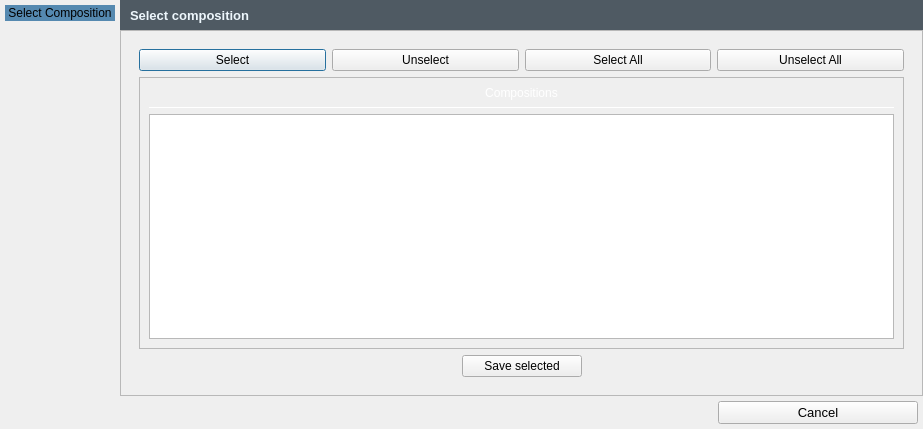
Before: the Qt Designer form Kompozycje/compositions_saver.ui in GIAPspzoo/GIAP_PolaMap_lite, drawn with Qt 5.
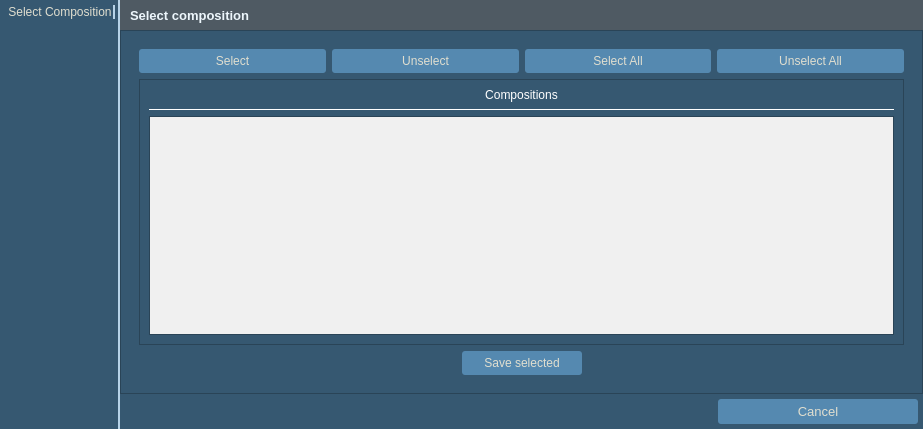
After: the same form once the commit is applied. Icons and pictures are not drawn.

Diff of the .ui file:
```diff
--- a/Kompozycje/compositions_saver.ui
+++ b/Kompozycje/compositions_saver.ui
@@ -36,7 +36,421 @@
     <normaloff>:/plugins/GIAP-giap_layout/icons/giap_logo.png</normaloff>:/plugins/GIAP-giap_layout/icons/giap_logo.png</iconset>
   </property>
   <property name="styleSheet">
-   <string notr="true"/>
+   <string notr="true">* {
+background-color: #365871;
+color:#E0DECF;
+font: 10pt &quot;Segoe UI&quot;;
+}
+QLabel{
+font: 10pt &quot;Segoe UI&quot;;
+color:#E0DECF;
+height: 35px;
+}
+QCheckBox::indicator {
+  width: 13px;
+    height: 13px;
+border: 0px solid #E0DECF;
+}
+QCheckBox::indicator:checked {
+ image: url(:/plugins/GIAP-PolaMap/icons/checked.png);
+  width: 13px;
+    height: 13px;
+}
+QCheckBox::indicator:unchecked {
+ image: url(:/plugins/GIAP-PolaMap/icons/unchecked.png);
+  width: 13px;
+    height: 13px;
+}
+
+QScrollBar:horizontal {
+    height: 15px;
+}
+QScrollBar::handle:horizontal {
+    background: #5589B0;
+    border-radius: 5px;
+    width: 10px;
+    margin: 2px 0 2px 0;
+}
+QScrollBar::add-line:horizontal, QScrollBar::sub-line:horizontal  {
+    border: 1px solid transparent;
+    background: transparent;
+    width: 12px;
+}
+ QScrollBar:vertical {
+     width: 15px;
+ }
+ QScrollBar::handle:vertical {
+     background: #5589B0;
+     height: 10px;
+     border-radius: 5px;
+         margin: 0px 2px 0px 2px;
+ }
+ QScrollBar::add-line:vertical{
+    border: 1px solid transparent;
+     background: transparent;
+     height: 12px;
+ }
+
+ QScrollBar::sub-line:vertical {
+      border: 1px solid transparent;
+     background: transparent;
+     height: 12px;
+ }
+
+QAbstractScrollArea::corner {
+ border: 1px solid transparent;
+width: 0px; 
+height: 0px;
+}
+
+QPushButton {
+padding: 5px;
+}
+
+QLineEdit, QTextEdit{
+border: 1px solid;
+border-radius:3px;
+border-color: #263c4e;
+background-color: #263c4e;
+}
+
+QLineEdit:focus{
+border: solid;
+border-style: solid;
+border-width: 1px;
+border-color: #E0DECF;
+}
+
+QPushButton {
+border: none;
+border-width: 1px;
+border-radius:3px;
+background-color: #5589B0;
+}
+QPushButton:checked {
+background-color: #5589B0;
+border: solid;
+border-width: 1px;
+border-color: #5589B0;
+}
+
+QPushButton:pressed {
+background-color: #5589B0;
+border: solid;
+border-width: 1px;
+border-color:#5589B0;
+}
+QPushButton:hover {
+background-color: #5589B0;
+border-radius: 3px;
+border: solid;
+border-style: solid;
+border-width: 1px;
+border-color: #E0DECF;
+}
+
+QToolButton {
+border: none;
+border-width: 1px;
+border-radius:3px;
+background-color: #5589B0;
+}
+
+QToolButton:checked {
+background-color: #5589B0;
+border: solid;
+border-width: 1px;
+border-color: #5589B0;
+}
+QToolButton:hover {
+background-color: #5589B0;
+border-radius: 3px;
+border: solid;
+border-style: solid;
+border-width: 1px;
+border-color: #E0DECF;
+}
+
+
+QToolButton:pressed {
+background-color: #5589B0;
+border: solid;
+border-width: 1px;
+border-color:#5589B0;
+}
+
+QToolButton::menu, QToolButton::menu-button {
+background-color: #263C4E;
+border: solid;
+border-width: 1px;
+border-color: #5589B0;
+}
+
+QMenu::item:selected {
+background-color:  #5589B0;
+}
+
+QComboBox QListView{
+selection-background-color:  #5589B0;
+    color: #E0DECF;
+     padding: 2px;
+}
+
+QComboBox:editable {
+border: 0px solid #5589B0;
+border-radius: 3px;
+background-color: #263c4e;
+padding: 0px 0px 0px 3px;
+}
+
+QComboBox:editable:focus{
+border: solid;
+border-style: solid;
+border-width: 1px;
+border-color: #E0DECF;
+}
+
+QComboBox:!editable {
+border: 0px solid #5589B0;
+border-radius: 3px;
+background-color: #263c4e;
+padding:0px 3px 0px 3px;
+}
+
+QComboBox:!editable:on {
+background-color: #263c4e;
+border: solid;
+border-width: 1px;
+border-color: #365871;
+padding:0px 5px 0px 3px;
+}
+
+QComboBox::drop-down {
+border-left: solid;
+border-width: 0px;
+background-color: #263c4e;
+border-radius: 3px;
+}
+QComboBox::drop-down:editable:on {
+background-color:#263c4e;
+border: solid;
+border-width: 1px;
+border-color: #263c4e;
+}
+
+QComboBox::drop-down:!editable:on {
+background-color: #263c4e;
+}
+
+QComboBox::down-arrow {
+        image:  url(:/plugins/GIAP-PolaMap/icons/branch-open.png);
+    width: 18px;
+    height: 28px;
+}
+
+QComboBox::down-arrow:hover, QComboBox::down-arrow:pressed{
+border: solid;
+border-width: 0px;
+border-color: #E0DECF;
+border-radius: 3px;
+margin:0px 3px 0px -1px;
+}
+
+QToolTip {
+color:white;
+	font: 9pt &quot;Segoe UI&quot;;
+font-weight: normal;
+border-style: double;
+border: 0.1rem;
+border-radius: 0.3rem;
+background-color:#4F5A63;
+}
+
+Line {
+color: qlineargradient(spread:pad, x1:0, y1:1, x2:0, y2:0, stop:0 rgba(65, 97, 124, 255), stop:1 rgba(90, 135, 172, 255));
+}
+
+QTabBar::tab {
+border-top-left-radius: 3px;
+border-top-right-radius: 3px;
+padding:1px 0px 1px 0px;
+margin-top: 2px;
+color: #E0DECF;
+font-weight: 550;
+}
+
+QTabBar::tab:selected {
+border: 0rem solid;
+border-color:#5589B0;
+margin-bottom: 2px;
+border-bottom: 2px solid #E0DECF;
+font-weight: 650;
+color: #E0DECF;
+}
+QTabBar::tab:hover {
+border: 0rem solid;
+background: transparent;
+margin-bottom: 2px;
+border-bottom: 2px solid #E0DECF;
+font-weight: 650;
+}
+
+QTabBar::tab:!selected {
+border: 0rem solid;
+background: transparent;
+margin-bottom: 2px;
+border-bottom: 2px solid transparent;
+font-weight: 550;
+color: #B3B2A6;
+}
+QTabBar::tab:!selected:hover {
+border: 0rem solid;
+background: transparent;
+margin-bottom: 2px;
+border-bottom: 2px solid #E0DECF;
+font-weight: 550;
+color: #B3B2A6;
+}
+
+QTabBar::tab:last:!selected {
+margin-right: 1px;
+}
+
+QTabWidget::pane {
+border-top:1px solid #B3B2A6;
+border-bottom: 0px solid #B3B2A6;
+}
+
+QTabWidget::tab-bar {
+left: 5px;
+right: 5px;
+}
+
+QTreeView {
+    border: 0rem solid;
+    border-color: #5589B0;
+    margin: 0.2rem;
+   show-decoration-selected: 1;
+}
+
+QTreeView::item,
+QTreeView::branch {
+    color: black;
+     padding:2px;
+}
+
+QTreeView:branch:hover,
+QTreeView:item:hover
+{
+    background-color: #5589B0;
+    color: white;
+}
+
+QTreeView:branch:selected,
+QTreeView:item:selected
+{
+    background-color: #5589B0;
+    color: white;
+}
+
+QTreeView::branch:has-children:!has-siblings:closed,
+QTreeView::branch:closed:has-children:has-siblings {
+        border-image: none;
+        image: url(:/plugins/GIAP-PolaMap/icons/branch-closed.png);
+}
+
+QTreeView::branch:open:has-children:!has-siblings,
+QTreeView::branch:open:has-children:has-siblings  {
+        border-image: none;
+        image:  url(:/plugins/GIAP-PolaMap/icons/branch-open.png);
+}
+
+QProgressBar {
+    border: 0.2rem solid #365871;
+    background-color: #365871;
+    border-radius: 0.3rem;
+    text-align: center;
+    color: white;
+}
+
+QProgressBar::chunk {
+    background-color: #5589B0;
+}
+QSpinBox, QDoubleSpinBox,
+QSpinBox:editable,
+QSpinBox:hover,
+QSpinBox:pressed,
+QDoubleSpinBox:editable,
+QDoubleSpinBox:hover,
+QDoubleSpinBox:pressed {
+    border: 0.1rem solid;
+    border-radius: 0.3rem;
+    border-color: #263c4e;
+background-color: #263c4e;
+}
+QSpinBox:focus, QDoubleSpinBox:focus {
+border-style: solid;
+border-width: 0rem;
+border-color: #E0DECF;
+}
+QSpinBox:disabled, QDoubleSpinBox:disabled {
+  border: none;
+  border-bottom: 0.1rem solid #263c4e;
+  border-radius: 0;
+  background: #263c4e;
+  color: #000000;
+}
+QSpinBox::up-button, QDoubleSpinBox::up-button{
+  subcontrol-origin: border;
+  subcontrol-position: top right;
+  border: 0rem solid white;
+  border-radius: 3;
+  background: #263c4e;
+}
+QSpinBox::down-button, QDoubleSpinBox::down-button {
+  subcontrol-origin: border;
+  subcontrol-position: bottom right;
+  border: 0rem solid white;
+  border-radius: 3;
+  background: #263c4e;
+}
+QSpinBox::down-button:hover, QDoubleSpinBox::down-button:hover, QSpinBox::up-button:hover, QDoubleSpinBox::up-button:hover {
+border: solid;
+border-width: 0.1rem;
+border-color: #E0DECF;
+}
+QSpinBox::up-arrow,QDoubleSpinBox::up-arrow {
+  image: url(:/plugins/GIAP-PolaMap/icons/spinup.png);
+    width: 18px;
+    height: 18px;
+}
+QSpinBox::up-arrow:disabled,
+QSpinBox::up-arrow:off {
+  image: none;
+}
+QSpinBox::down-arrow, QDoubleSpinBox::down-arrow {
+  image: url(:/plugins/GIAP-PolaMap/icons/spindown.png);
+    width: 18px;
+    height: 18px;
+}
+QSpinBox::down-arrow:disabled,
+QSpinBox::down-arrow:off,
+ QDoubleSpinBox::down-arrow:disabled,
+QDoubleSpinBox::down-arrow:off{
+  image: none;
+}
+
+QTableView {
+border:1px solid #2A4457;
+color:white;
+selection-background-color: #6FB1E3;
+ selection-color: white;
+}
+QTableView::item:selected {
+color:white;
+selection-background-color: #6FB1E3;
+selection-color: white;
+}</string>
   </property>
   <property name="locale">
    <locale language="English" country="UnitedKingdom"/>
@@ -253,9 +667,10 @@
                 <item>
                  <widget class="QTableView" name="tabela">
                   <property name="styleSheet">
-                   <string notr="true">QTableView {
-border-width: 0;
-color: #0A0C0D;
+                   <string notr="true">* {
+background-color: rgb(240, 240, 240);
+color:black;
+font: 10pt &quot;Segoe UI&quot;;
 }</string>
                   </property>
                   <property name="selectionMode">
@@ -463,10 +878,7 @@
        <widget class="QLabel" name="label_side">
         <property name="styleSheet">
          <string notr="true">
-background-color: #5589B0;
-border: solid;
-border-width: 1px;
-border-color:#5589B0;</string>
+</string>
         </property>
         <property name="text">
          <string>Select Composition</string>
```
